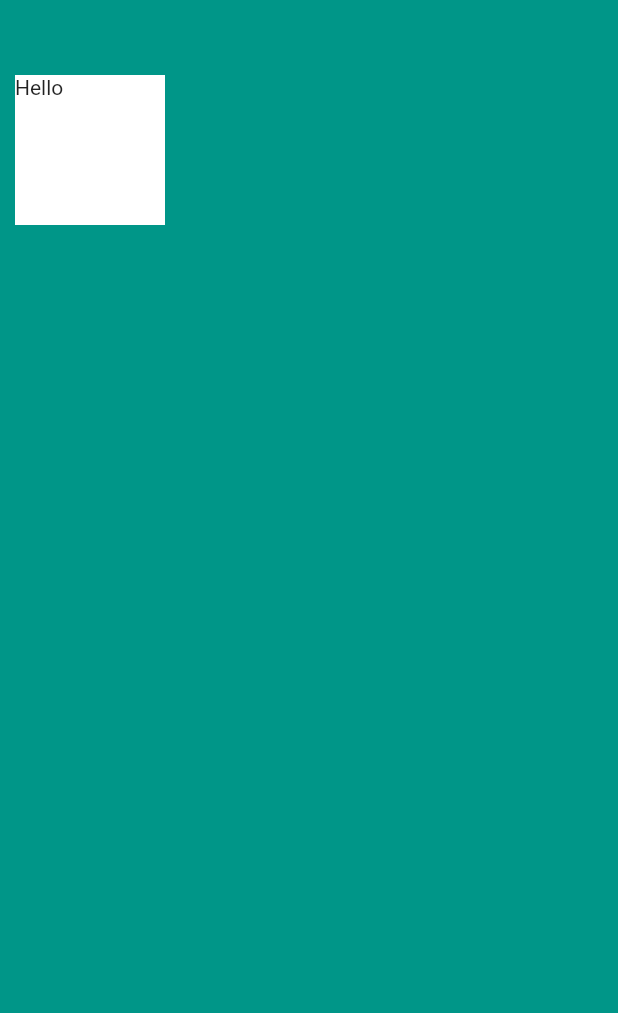
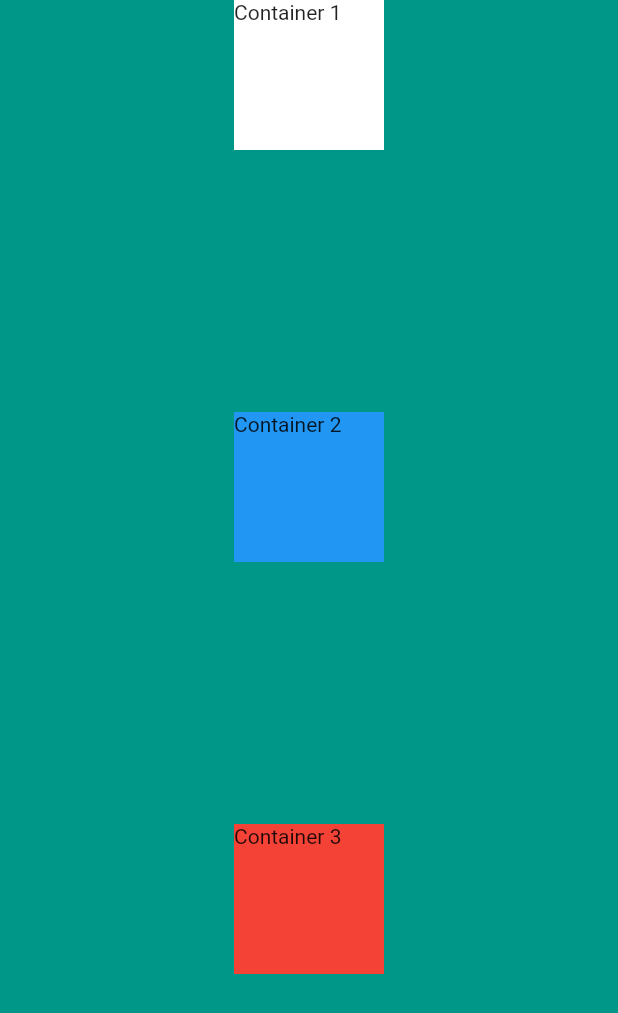
Before and after one commit to jurytan/road_to_flutter, a Flutter app: the screen it shows after launch, on a phone screen of 412 x 824 dp. Shown: the top 1013 px of the screen. Run offline on Flutter 3.47's test engine with Material 2 defaults, Android fonts, the phone set to English and light mode, and no system bars.

Commit message:
Starting work on MiCard

```diff
--- a/mi_card_flutter/lib/main.dart
+++ b/mi_card_flutter/lib/main.dart
@@ -11,15 +11,32 @@ class MyApp extends StatelessWidget {
       home: Scaffold(
         backgroundColor: Colors.teal,
         body: SafeArea(
-          child: Container(
-            height: 100.0,
-            width: 100.0,
-            margin: EdgeInsets.symmetric(
-              vertical: 50.0,
-              horizontal: 10.0,
-            ),
-            color: Colors.white,
-            child: Text('Hello'),
+          child: Column(
+            mainAxisAlignment: MainAxisAlignment.spaceBetween,
+            crossAxisAlignment : CrossAxisAlignment.center,
+            children: <Widget>[
+              Container(
+                height: 100.0,
+                width: 100.0,
+                color: Colors.white,
+                child: Text('Container 1'),
+              ),
+              Container(
+                height: 100.0,
+                width: 100.0,
+                color: Colors.blue,
+                child: Text('Container 2'),
+              ),
+              Container(
+                height: 100.0,
+                width: 100.0,
+                color: Colors.red,
+                child: Text('Container 3'),
+              ),
+              Container(
+                width: double.infinity,
+              ),
+            ],
           ),
         ),
       ),
```
Also changed, not shown: 5 other files.
